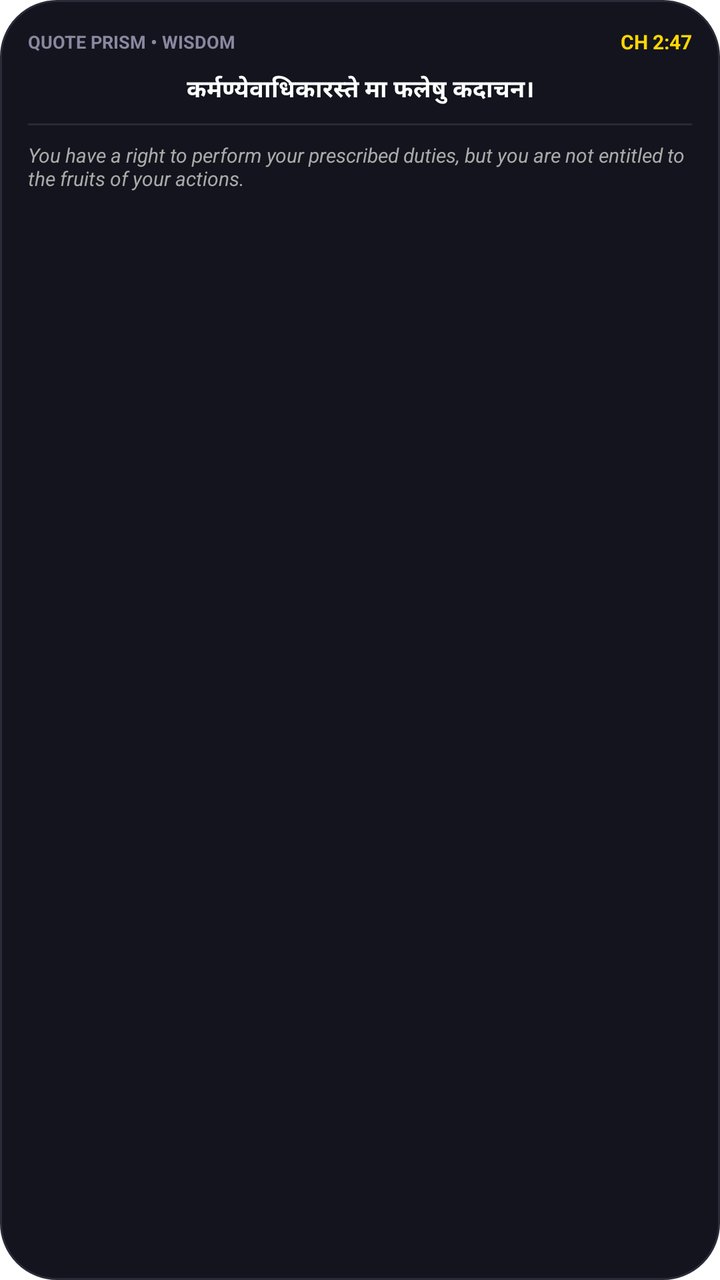
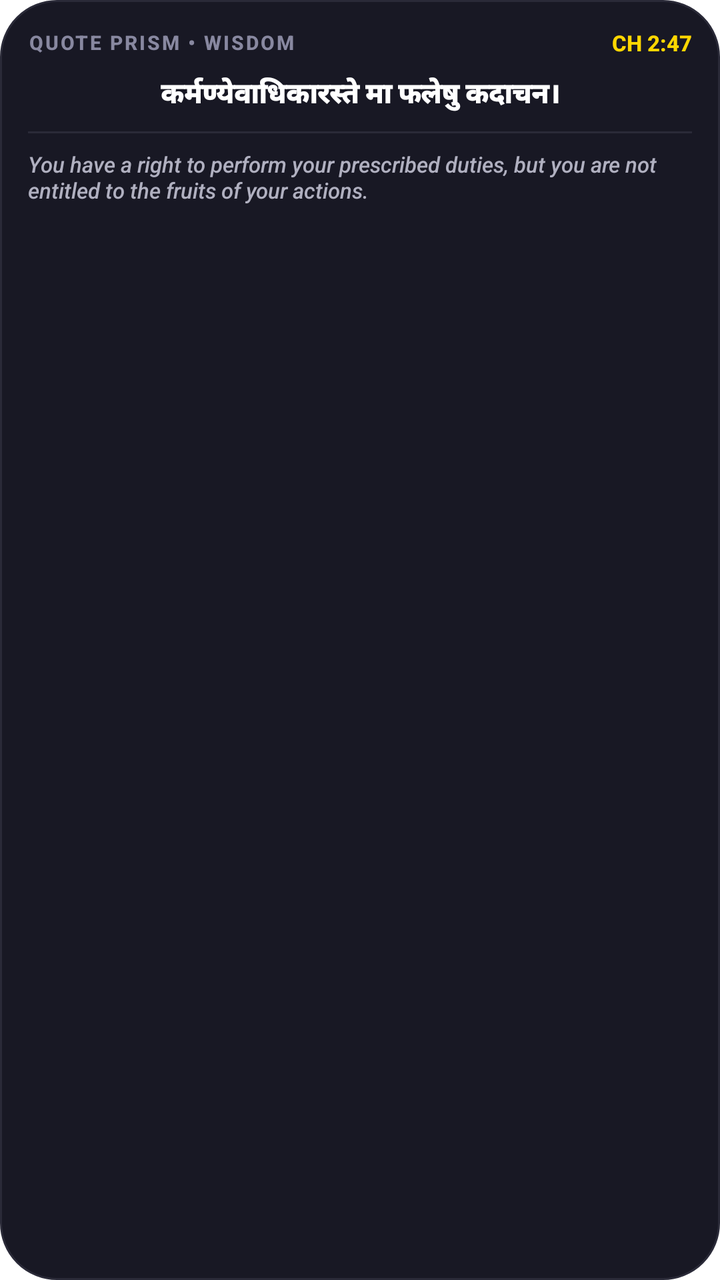

Two renders of the same Android screen: before a commit and after it. Below are the layout's source before the change and the commit's diff.
<!-- AndroidManifest.xml: fallback theme Theme.MaterialComponents.DayNight.NoActionBar -->
<!-- res/layout/widget_quote_prism.xml -->
<?xml version="1.0" encoding="utf-8"?>
<LinearLayout xmlns:android="http://schemas.android.com/apk/res/android"
    android:id="@+id/widget_root"
    android:layout_width="match_parent"
    android:layout_height="match_parent"
    android:background="@drawable/widget_card_bg"
    android:orientation="vertical"
    android:padding="@dimen/widget_padding">

    
    <LinearLayout
        android:layout_width="match_parent"
        android:layout_height="wrap_content"
        android:gravity="center_vertical"
        android:orientation="horizontal">

        <TextView
            android:layout_width="wrap_content"
            android:layout_height="wrap_content"
            android:text="QUOTE PRISM • WISDOM"
            android:textColor="#8888A0"
            android:textSize="9sp"
            android:textStyle="bold" />

        <FrameLayout
            android:layout_width="0dp"
            android:layout_height="1dp"
            android:layout_weight="1" />

        <TextView
            android:id="@+id/tv_quote_reference"
            android:layout_width="wrap_content"
            android:layout_height="wrap_content"
            android:text="CH 2:47"
            android:textColor="#FFD700"
            android:textSize="10sp"
            android:textStyle="bold" />
    </LinearLayout>

    
    <TextView
        android:id="@+id/tv_quote_slok"
        android:layout_width="match_parent"
        android:layout_height="wrap_content"
        android:layout_marginTop="8dp"
        android:gravity="center"
        android:maxLines="3"
        android:ellipsize="end"
        android:text="कर्मण्येवाधिकारस्ते मा फलेषु कदाचन।"
        android:textColor="#FFFFFF"
        android:textSize="12sp"
        android:textStyle="bold" />

    
    <ImageView
        android:layout_width="match_parent"
        android:layout_height="1dp"
        android:layout_marginTop="8dp"
        android:layout_marginBottom="8dp"
        android:background="#2A2A38" />

    
    <TextView
        android:id="@+id/tv_quote_translation"
        android:layout_width="match_parent"
        android:layout_height="wrap_content"
        android:ellipsize="end"
        android:maxLines="3"
        android:text="You have a right to perform your prescribed duties, but you are not entitled to the fruits of your actions."
        android:textColor="#AAAAAA"
        android:textSize="10sp"
        android:textStyle="italic" />

</LinearLayout>
<!-- resources referenced by this layout -->
<resources>
  <dimen name="widget_padding">14dp</dimen>
  <!-- drawable widget_card_bg (drawable) -->
  <?xml version="1.0" encoding="utf-8"?>
  <shape xmlns:android="http://schemas.android.com/apk/res/android"
      android:shape="rectangle">
      <solid android:color="#14141E" />
      <corners android:radius="@dimen/widget_corner_radius" />
      <stroke
          android:width="1dp"
          android:color="#2A2A38" />
  </shape>
  <dimen name="widget_corner_radius">16dp</dimen>
</resources>

<!-- the commit's change to res/layout/widget_quote_prism.xml (unified diff, before → after) -->
@@ -17,9 +17,11 @@
         <TextView
             android:layout_width="wrap_content"
             android:layout_height="wrap_content"
+            android:fontFamily="sans-serif-medium"
             android:text="QUOTE PRISM • WISDOM"
-            android:textColor="#8888A0"
-            android:textSize="9sp"
+            android:textColor="@color/widget_text_muted"
+            android:textSize="10sp"
+            android:letterSpacing="0.1"
             android:textStyle="bold" />
 
         <FrameLayout
@@ -31,9 +33,10 @@
             android:id="@+id/tv_quote_reference"
             android:layout_width="wrap_content"
             android:layout_height="wrap_content"
+            android:fontFamily="sans-serif-medium"
             android:text="CH 2:47"
-            android:textColor="#FFD700"
-            android:textSize="10sp"
+            android:textColor="@color/vibrant_yellow"
+            android:textSize="11sp"
             android:textStyle="bold" />
     </LinearLayout>
 
@@ -46,9 +49,10 @@
         android:gravity="center"
         android:maxLines="3"
         android:ellipsize="end"
+        android:fontFamily="sans-serif-black"
         android:text="कर्मण्येवाधिकारस्ते मा फलेषु कदाचन।"
-        android:textColor="#FFFFFF"
-        android:textSize="12sp"
+        android:textColor="@color/widget_text_primary"
+        android:textSize="14sp"
         android:textStyle="bold" />
 
     
@@ -57,7 +61,7 @@
         android:layout_height="1dp"
         android:layout_marginTop="8dp"
         android:layout_marginBottom="8dp"
-        android:background="#2A2A38" />
+        android:background="@color/track_bg_dark" />
 
     
     <TextView
@@ -66,9 +70,10 @@
         android:layout_height="wrap_content"
         android:ellipsize="end"
         android:maxLines="3"
+        android:fontFamily="sans-serif-medium"
         android:text="You have a right to perform your prescribed duties, but you are not entitled to the fruits of your actions."
-        android:textColor="#AAAAAA"
-        android:textSize="10sp"
+        android:textColor="@color/widget_text_secondary"
+        android:textSize="11sp"
         android:textStyle="italic" />
 
 </LinearLayout>
<!-- resource entries referenced after the edit -->
@@ -1,16 +1,22 @@
 <!-- resources referenced by this layout -->
 <resources>
+  <color name="track_bg_dark">#2A2A38</color>
+  <color name="vibrant_yellow">#FFD700</color>
+  <color name="widget_text_muted">#8888A0</color>
+  <color name="widget_text_primary">#FFFFFF</color>
+  <color name="widget_text_secondary">#B0B0C0</color>
   <dimen name="widget_padding">14dp</dimen>
   <!-- drawable widget_card_bg (drawable) -->
   <?xml version="1.0" encoding="utf-8"?>
   <shape xmlns:android="http://schemas.android.com/apk/res/android"
       android:shape="rectangle">
-      <solid android:color="#14141E" />
+      <solid android:color="@color/widget_bg_dark" />
       <corners android:radius="@dimen/widget_corner_radius" />
       <stroke
           android:width="1dp"
           android:color="#2A2A38" />
   </shape>
+  <color name="widget_bg_dark">#181824</color>
   <dimen name="widget_corner_radius">16dp</dimen>
 </resources>
 
